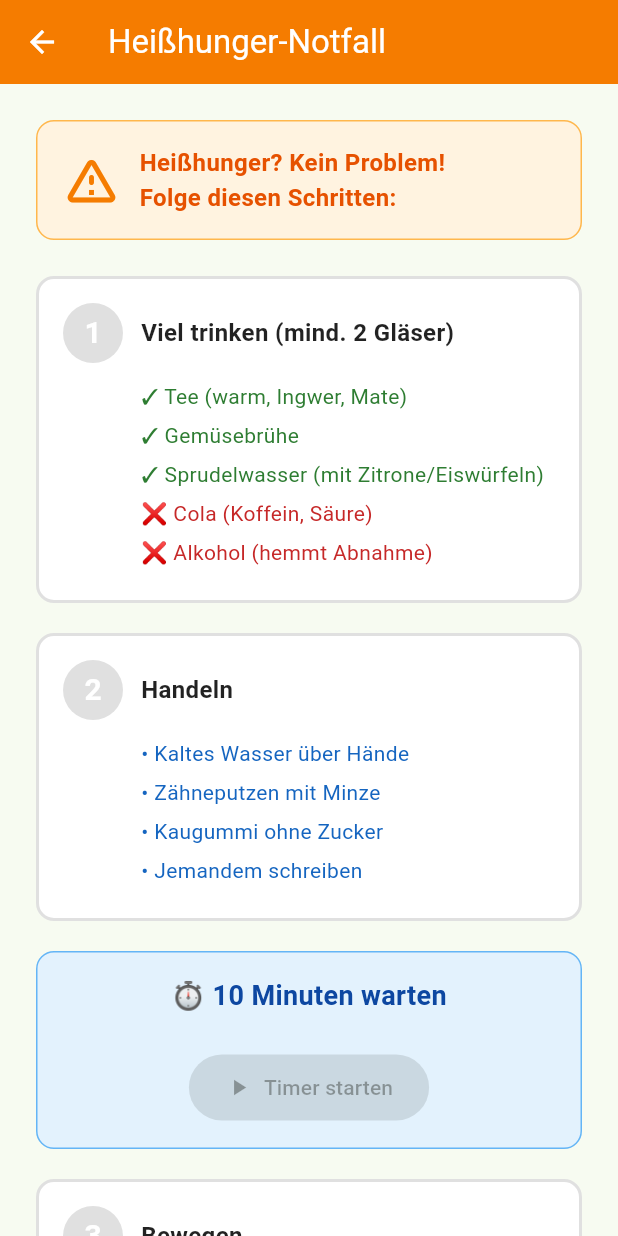
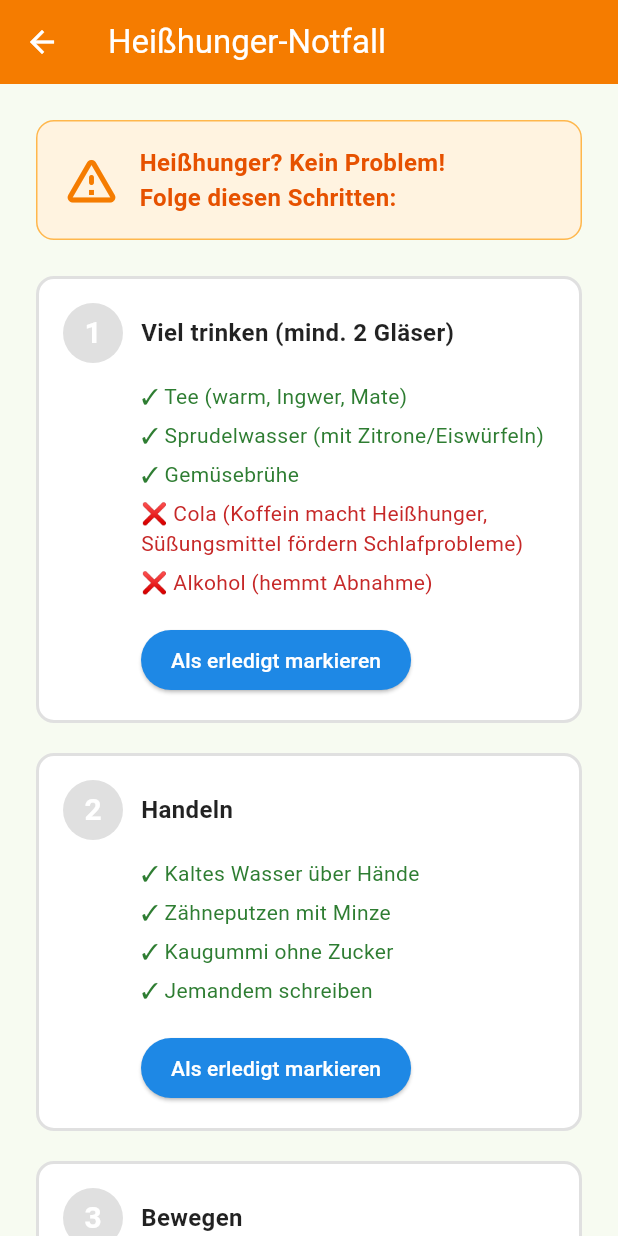
Before and after one commit to oliverbyte/appnehmen, a Flutter app: the EmergencyChecklistScreen screen opened directly, on a phone screen of 412 x 824 dp. Run offline on Flutter 3.47's test engine with Material 3 defaults, Android fonts, the phone set to English and light mode, and no system bars; our stand-ins replace fl_chart, shared_preferences; accounts and stored records are empty.

Commit message:
Expand emergency checklist and improve UX
Emergency Checklist:
- Add comprehensive steps: drink, act, move, wait, eat
- Drink options: tea, sparkling water, vegetable broth
- Warn against cola (caffeine causes cravings, sweeteners affect sleep)
- Warn against alcohol (inhibits weight loss)
- Act: cold water on hands, brush teeth, chewing gum, text someone
- Move: squats 1-3 min, stairs
- 10-minute timer (requires completing steps 1-3 first)
- Healthy eating options after timer (vegetables, skyr, nuts, egg)
- Warn against fruit, chocolate, chips
- Add visible 'Mark as done' buttons for each step
- Use green checkmarks consistently for recommended actions
- Reorder: timer after movement, before eating

Input improvements:
- Show only comma format in hints (75,5 instead of 75,5 or 75.5)
- Force German comma input visually

Info screen:
- Add disclaimer: not a doctor or nutritionist, personal experience only
- Recommend consulting professionals for health questions

```diff
--- a/lib/screens/emergency_checklist_screen.dart
+++ b/lib/screens/emergency_checklist_screen.dart
@@ -102,9 +102,9 @@ class _EmergencyChecklistScreenState extends State<EmergencyChecklistScreen> {
                 onToggle: () => setState(() => _step1Complete = !_step1Complete),
                 items: [
                   _buildSubItem('✓ Tee (warm, Ingwer, Mate)', Colors.green),
+                  _buildSubItem('✓ Sprudelwasser (mit Zitrone/Eiswürfeln)', Colors.green),
                   _buildSubItem('✓ Gemüsebrühe', Colors.green),
-                  _buildSubItem('✓ Sprudelwasser (mit Zitrone/Eiswürfeln)', Colors.green),
-                  _buildSubItem('❌ Cola (Koffein, Säure)', Colors.red),
+                  _buildSubItem('❌ Cola (Koffein macht Heißhunger, Süßungsmittel fördern Schlafprobleme)', Colors.red),
                   _buildSubItem('❌ Alkohol (hemmt Abnahme)', Colors.red),
                 ],
               ),
@@ -118,10 +118,24 @@ class _EmergencyChecklistScreenState extends State<EmergencyChecklistScreen> {
                 isComplete: _step2Complete,
                 onToggle: () => setState(() => _step2Complete = !_step2Complete),
                 items: [
-                  _buildSubItem('• Kaltes Wasser über Hände', Colors.blue),
-                  _buildSubItem('• Zähneputzen mit Minze', Colors.blue),
-                  _buildSubItem('• Kaugummi ohne Zucker', Colors.blue),
-                  _buildSubItem('• Jemandem schreiben', Colors.blue),
+                  _buildSubItem('✓ Kaltes Wasser über Hände', Colors.green),
+                  _buildSubItem('✓ Zähneputzen mit Minze', Colors.green),
+                  _buildSubItem('✓ Kaugummi ohne Zucker', Colors.green),
+                  _buildSubItem('✓ Jemandem schreiben', Colors.green),
+                ],
+              ),
+
+              const SizedBox(height: 20),
+
+              // Step 3: Bewegen
+              _buildStep(
+                number: '3',
+                title: 'Bewegen',
+                isComplete: _step3Complete,
+                onToggle: () => setState(() => _step3Complete = !_step3Complete),
+                items: [
+                  _buildSubItem('✓ 1-3 Min Kniebeugen', Colors.green),
+                  _buildSubItem('✓ Treppe laufen', Colors.green),
                 ],
               ),
 
@@ -158,7 +172,7 @@ class _EmergencyChecklistScreenState extends State<EmergencyChecklistScreen> {
                     const SizedBox(height: 12),
                     if (!_timerStarted)
                       ElevatedButton.icon(
-                        onPressed: _step1Complete && _step2Complete ? _startTimer : null,
+                        onPressed: _step1Complete && _step2Complete && _step3Complete ? _startTimer : null,
                         icon: const Icon(Icons.play_arrow),
                         label: const Text('Timer starten'),
                         style: ElevatedButton.styleFrom(
@@ -171,20 +185,6 @@ class _EmergencyChecklistScreenState extends State<EmergencyChecklistScreen> {
                       Icon(Icons.check_circle, size: 48, color: Colors.green[600]),
                   ],
                 ),
-              ),
-
-              const SizedBox(height: 20),
-
-              // Step 3: Bewegen
-              _buildStep(
-                number: '3',
-                title: 'Bewegen',
-                isComplete: _step3Complete,
-                onToggle: () => setState(() => _step3Complete = !_step3Complete),
-                items: [
-                  _buildSubItem('• 1-3 Min Kniebeugen', Colors.purple),
-                  _buildSubItem('• Treppe laufen', Colors.purple),
-                ],
               ),
 
               const SizedBox(height: 20),
@@ -310,6 +310,19 @@ class _EmergencyChecklistScreenState extends State<EmergencyChecklistScreen> {
               children: items,
             ),
           ),
+          const SizedBox(height: 12),
+          Padding(
+            padding: const EdgeInsets.only(left: 52),
+            child: ElevatedButton(
+              onPressed: onToggle,
+              style: ElevatedButton.styleFrom(
+                backgroundColor: isComplete ? Colors.green[600] : Colors.blue[600],
+                foregroundColor: Colors.white,
+                padding: const EdgeInsets.symmetric(horizontal: 20, vertical: 10),
+              ),
+              child: Text(isComplete ? '✓ Erledigt' : 'Als erledigt markieren'),
+            ),
+          ),
         ],
       ),
     );
```
Also changed, not shown: lib/screens/info_screen.dart (+37 -0 lines), lib/screens/onboarding_screen.dart (+36 -2 lines).
